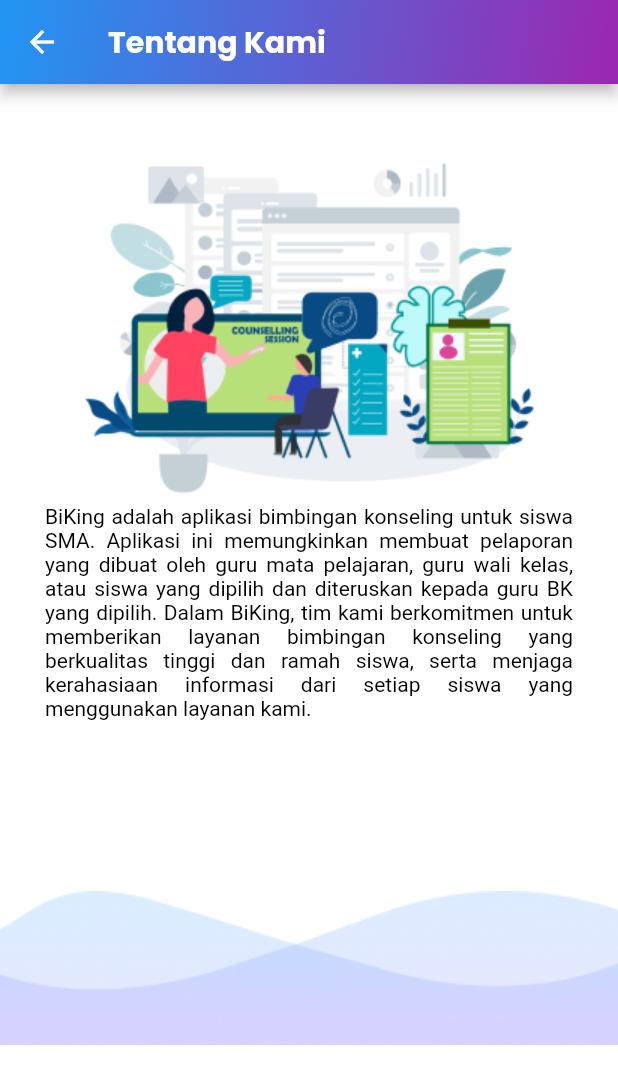
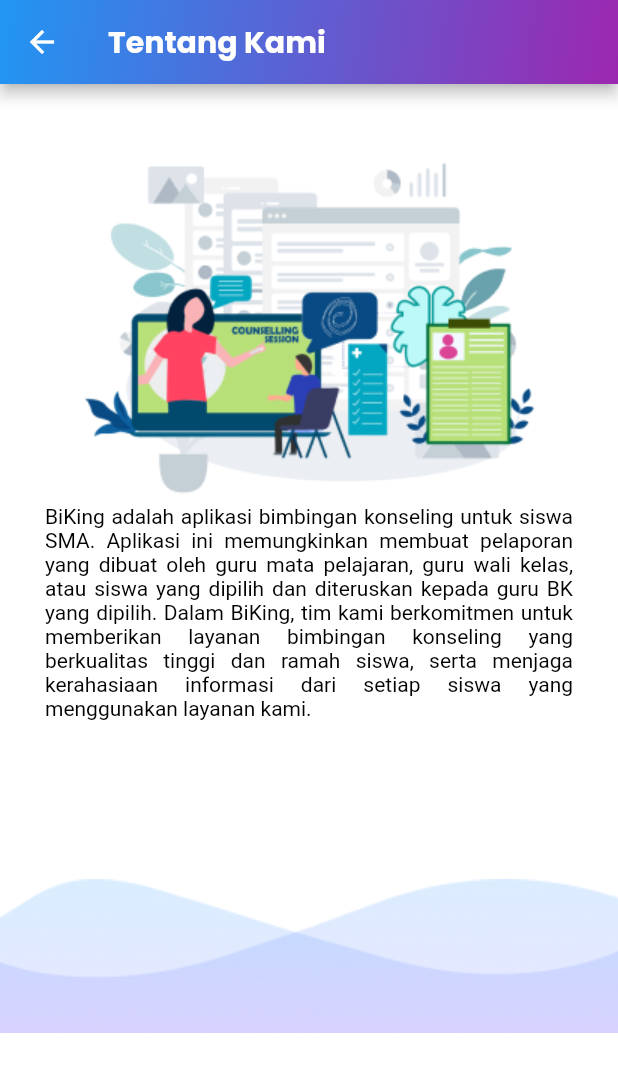
Before and after one commit to zidisw/BiKing_app, a Flutter app: the AboutUsScreen screen opened by its route, on a phone screen of 412 x 824 dp. Shown: the top 1084 px of the screen. Run offline on Flutter 3.47's test engine with Material 2 defaults, Android fonts, the phone set to English and light mode, and no system bars; our stand-ins replace cloud_firestore, curved_navigation_bar, date_time_picker, firebase_auth, firebase_core, fluttertoast and 2 more; accounts and stored records are empty.

Commit message:
Changes to be committed: 	modified:   lib/screens/home_screen/widgets/aboutus_screen.dart 	modified:   lib/screens/login_screen/login_screen.dart 	modified:   lib/screens/main_screen.dart 	modified:   lib/screens/profil/guru/setting_guru.dart 	modified:   lib/screens/splash_screen/splash_screen2.dart

```diff
--- a/lib/screens/home_screen/widgets/aboutus_screen.dart
+++ b/lib/screens/home_screen/widgets/aboutus_screen.dart
@@ -35,7 +35,8 @@ class _AboutUsScreenState extends State<AboutUsScreen> {
       ),
       backgroundColor: const Color(0xFFFFFFFF),
       body: SafeArea(
-          child: Column(
+        child:
+        Column(
         children: [
           Padding(
             padding: const EdgeInsets.only(right: 30, left: 30),
@@ -74,21 +75,17 @@ class _AboutUsScreenState extends State<AboutUsScreen> {
               ),
             ),
           ),
-          Padding(
-            padding: const EdgeInsets.only(top: 8.0),
-            child: Align(
+          Align(
             alignment: Alignment.bottomCenter,
             child: Transform.scale(
               scale: 1.3,
               child: Container(
-                  alignment: Alignment.bottomCenter,
                 width: double.infinity,
                 height: 79,
                 decoration: const BoxDecoration(
                   image: DecorationImage(
                     image: AssetImage(
                       "assets/images/footerberanda.png",
-                      ),
                     ),
                   ),
                 ),
--- a/lib/screens/login_screen/login_screen.dart
+++ b/lib/screens/login_screen/login_screen.dart
@@ -259,8 +259,8 @@ class _LoginScreenState extends State<LoginScreen> {
             .signInWithEmailAndPassword(email: email, password: password)
             .then((uid) => {
                   Fluttertoast.showToast(msg: "Login Successful"),
-                  Navigator.of(context).pushReplacement(
-                      MaterialPageRoute(builder: (context) => const MainScreen())),
+                  Navigator.pushNamedAndRemoveUntil(
+                    context, MainScreen.routeName, (route) => false),
                 });
       } on FirebaseAuthException catch (error) {
         switch (error.code) {
--- a/lib/screens/main_screen.dart
+++ b/lib/screens/main_screen.dart
@@ -1,4 +1,6 @@
 import 'package:biking_app/screens/home_screen/home_screen.dart';
+import 'package:biking_app/screens/pelaporan/guru/daftar_pelaporan_guru.dart';
+import 'package:biking_app/screens/profil/guru/profil_guru.dart';
 import 'package:curved_navigation_bar/curved_navigation_bar.dart';
 import 'package:flutter/material.dart';
 
@@ -17,9 +19,9 @@ class _MainScreenState extends State<MainScreen> {
   int _pageIndex = 1;
 
   final List<Widget> _pageList = [
-    const MyProfileScreen(),
+    const ProfilguruScreen(),
     const HomeScreen(),
-    const ReportsScreen(),
+    const DaftarPelaporanScreen(),
   ];
   @override
   Widget build(BuildContext context) {
--- a/lib/screens/splash_screen/splash_screen2.dart
+++ b/lib/screens/splash_screen/splash_screen2.dart
@@ -117,7 +117,7 @@ class SplashScreen2 extends StatelessWidget {
                   top: 526 * fem,
                   child: TextButton(
                     onPressed: () {
-                      Navigator.pushNamed(context, 'LoginScreen');
+                      Navigator.pushNamedAndRemoveUntil(context, 'LoginScreen', (route) => false);
                     },
                     style: TextButton.styleFrom(
                       backgroundColor: const Color(0xff38acff),
```
Also changed, not shown: lib/screens/profil/guru/setting_guru.dart (+17 -8 lines). Lines whose indentation alone changed are shown as unchanged.
